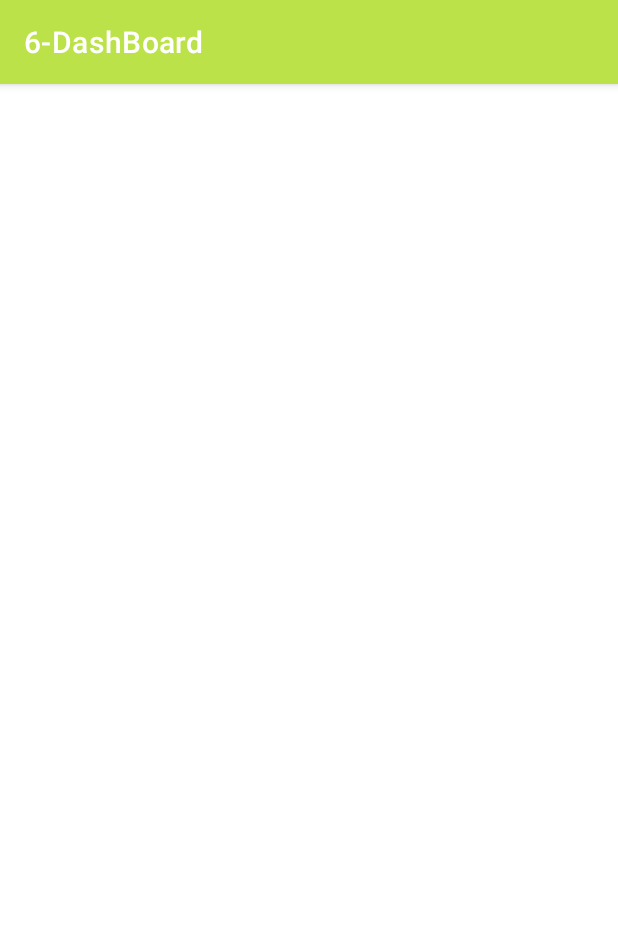
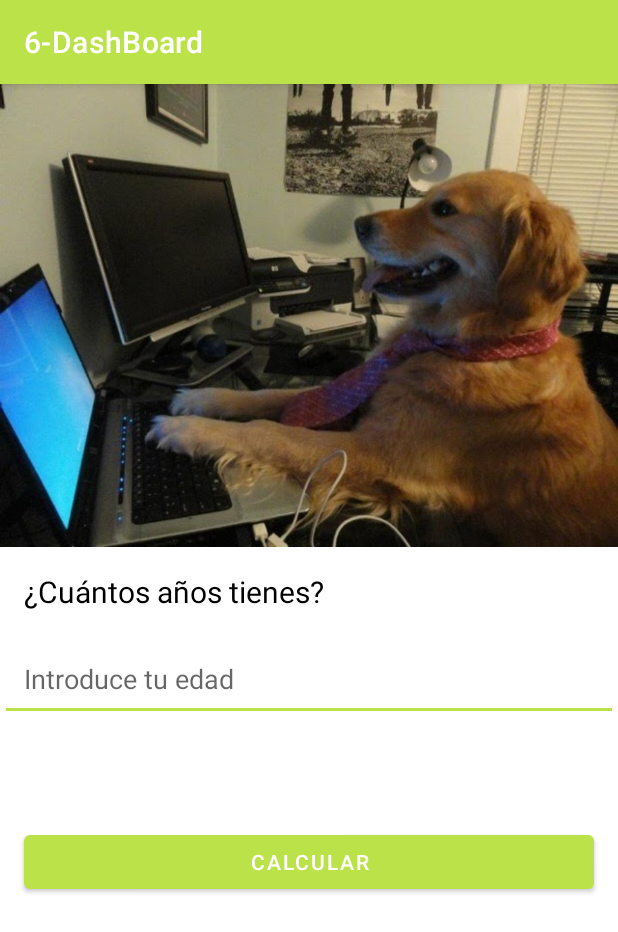
Before and after one commit to dbeag/PMDMDashboard, an Android app: the Edad_activity screen opened directly, with no data from a screen before it, on a phone screen of 412 x 824 dp. Shown: the top 932 px of the screen. Run offline under Robolectric (Android 15) with nearby library versions, the phone set to English and light mode, and no system bars.

Commit message:
Edad canina

```diff
--- a/app/src/main/java/com/diegob/a6_dashboard/activities/Edad_activity.java
+++ b/app/src/main/java/com/diegob/a6_dashboard/activities/Edad_activity.java
@@ -3,6 +3,11 @@ package com.diegob.a6_dashboard.activities;
 import androidx.appcompat.app.AppCompatActivity;
 
 import android.os.Bundle;
+import android.util.Log;
+import android.widget.Button;
+import android.widget.EditText;
+import android.widget.TextView;
+import android.widget.Toast;
 
 import com.diegob.a6_dashboard.R;
 
@@ -12,5 +17,26 @@ public class Edad_activity extends AppCompatActivity {
     protected void onCreate(Bundle savedInstanceState) {
         super.onCreate(savedInstanceState);
         setContentView(R.layout.activity_edad);
+
+        EditText edadEdit = findViewById(R.id.edad_et);
+        TextView resultadoText = findViewById(R.id.resultado_tv);
+        Button calcularBtn = findViewById(R.id.calcular_btn);
+        Log.d("Edad_Activity", "La actividad principal se ha creado");
+
+        calcularBtn.setOnClickListener(view -> {
+            String edad = edadEdit.getText().toString();
+            if (!edad.isEmpty()) {
+                int edadint = Integer.parseInt(edad);
+
+                int resultado = edadint * 7;
+
+                String resultadoFinal = getString(R.string.app_textResult, resultado);
+
+                resultadoText.setText(resultadoFinal);
+            } else{
+                Log.v("MainActivity", "Has introducido un campo vacío");
+                Toast.makeText(this, getString(R.string.app_toast), Toast.LENGTH_LONG).show();
+            }
+        });
     }
 }
--- a/app/src/main/res/layout/activity_edad.xml
+++ b/app/src/main/res/layout/activity_edad.xml
@@ -1,9 +1,48 @@
 <?xml version="1.0" encoding="utf-8"?>
-<androidx.constraintlayout.widget.ConstraintLayout xmlns:android="http://schemas.android.com/apk/res/android"
+<LinearLayout xmlns:android="http://schemas.android.com/apk/res/android"
     xmlns:app="http://schemas.android.com/apk/res-auto"
     xmlns:tools="http://schemas.android.com/tools"
     android:layout_width="match_parent"
     android:layout_height="match_parent"
+    android:orientation="vertical"
     tools:context=".activities.Edad_activity">
 
-</androidx.constraintlayout.widget.ConstraintLayout>
+    <ImageView
+        android:layout_width="match_parent"
+        android:layout_height="wrap_content"
+        android:src="@drawable/dog_meme"
+        android:adjustViewBounds="true"/>
+
+    <TextView
+        android:layout_width="match_parent"
+        android:layout_height="wrap_content"
+        android:text="@string/app_question"
+        android:textColor="@color/black"
+        android:textSize="20dp"
+        android:padding="16dp"/>
+
+    <EditText
+        android:id="@+id/edad_et"
+        android:layout_width="match_parent"
+        android:layout_height="wrap_content"
+        android:hint="@string/app_hint"
+        android:inputType="number"
+        android:padding="16dp"
+        />
+
+    <TextView
+        android:id="@+id/resultado_tv"
+        android:layout_width="match_parent"
+        android:layout_height="wrap_content"
+        android:textColor="@color/black"
+        android:textSize="16sp"
+        android:padding="16dp"
+        android:gravity="center_horizontal"/>
+
+    <Button
+        android:id="@+id/calcular_btn"
+        android:layout_width="match_parent"
+        android:layout_height="wrap_content"
+        android:layout_margin="16dp"
+        android:text="@string/app_btnCalculate"/>
+</LinearLayout>
--- a/app/src/main/res/values/strings.xml
+++ b/app/src/main/res/values/strings.xml
@@ -8,4 +8,9 @@
     <string name="app_maps">Mapas</string>
     <string name="app_restaurants">Restaurantes</string>
     <string name="app_settings">Herramientas</string>
+    <string name="app_hint">Introduce tu edad</string>
+    <string name="app_btnCalculate">Calcular</string>
+    <string name="app_question">¿Cuántos años tienes?</string>
+    <string name="app_textResult">Si fueras perro, tu edad sería %d años</string>
+    <string name="app_toast">Has introducido un campo vacío</string>
 </resources>
```
Also changed, not shown: app/src/main/AndroidManifest.xml (+11 -11 lines), app/src/main/res/drawable-v24/dog_meme.jpeg (added), 1 other file.
